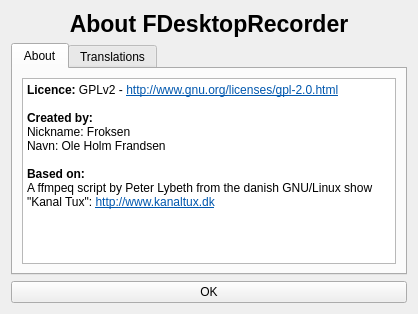
Old version of the form source/aboutprog.ui in the repository froksen/FDesktopRecorder.
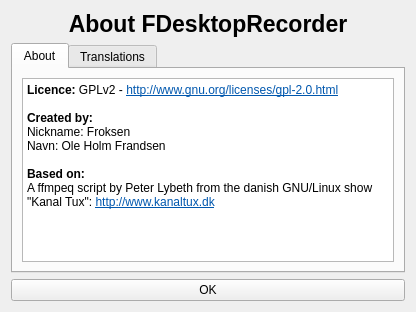
New version of the form. Icons and pictures are not drawn.

```diff
--- a/source/aboutprog.ui
+++ b/source/aboutprog.ui
@@ -6,8 +6,8 @@
    <rect>
     <x>0</x>
     <y>0</y>
-    <width>418</width>
-    <height>314</height>
+    <width>416</width>
+    <height>312</height>
    </rect>
   </property>
   <property name="windowTitle">
```
Left out of the diff: 4 changed lines with no effect on the pictures.
